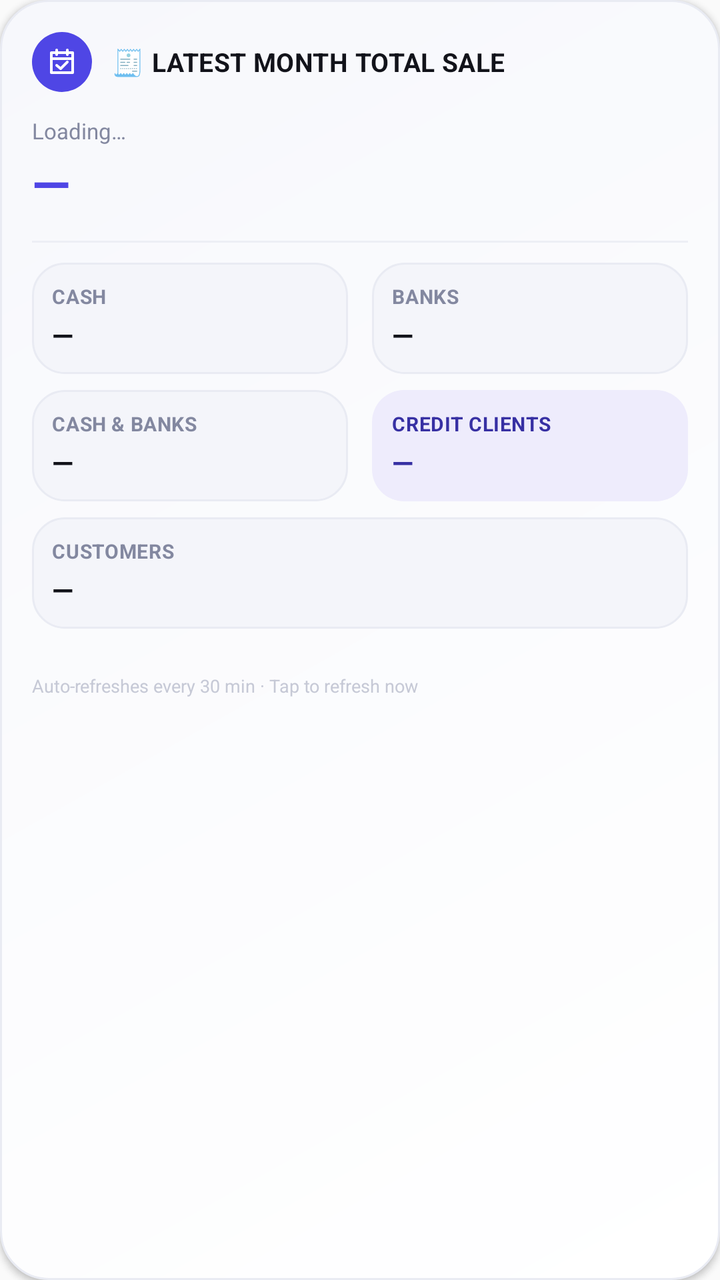
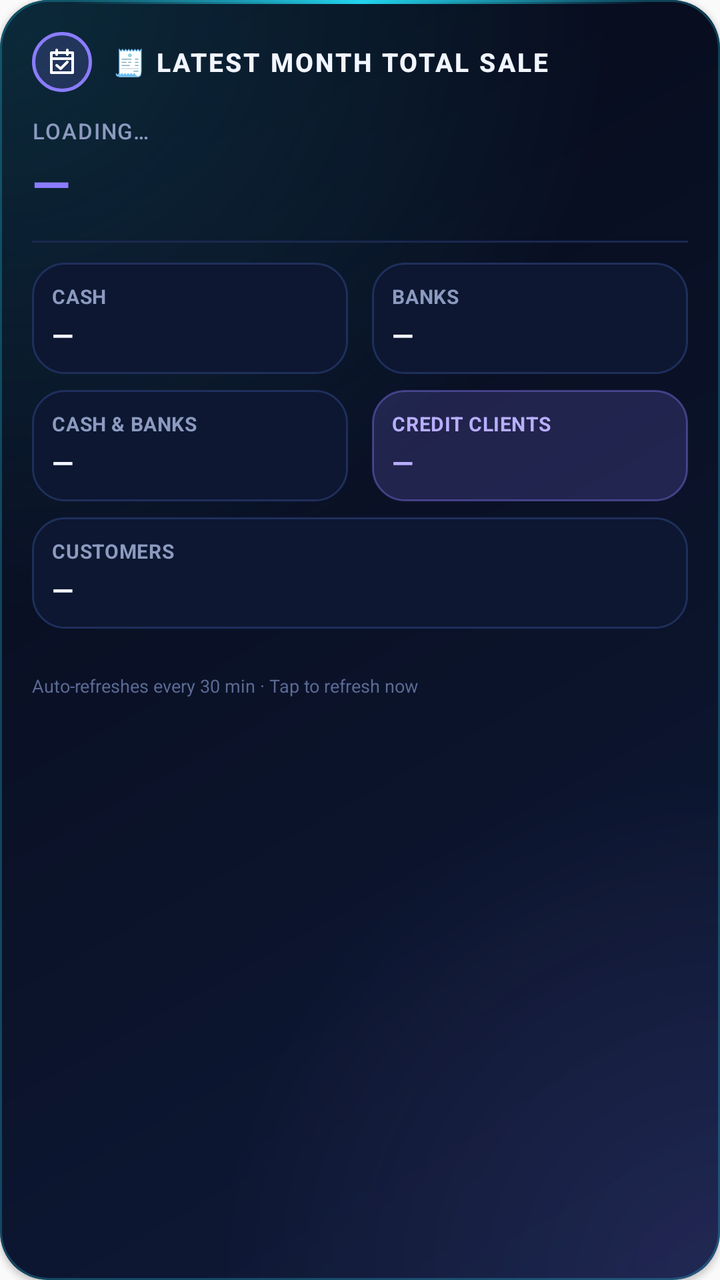

Two renders of the same Android screen: before a commit and after it. Below are the layout's source before the change and the commit's diff.
<!-- AndroidManifest.xml: application theme Theme.AppCompat.Light.NoActionBar -->
<!-- res/layout/widget_month_sale.xml -->
<?xml version="1.0" encoding="utf-8"?>
<LinearLayout xmlns:android="http://schemas.android.com/apk/res/android"
    android:layout_width="match_parent"
    android:layout_height="match_parent"
    android:orientation="vertical"
    android:background="@drawable/widget_background"
    android:padding="16dp"
    android:elevation="2dp"
    android:id="@+id/month_sale_widget_root">

    <LinearLayout
        android:layout_width="match_parent"
        android:layout_height="wrap_content"
        android:orientation="horizontal"
        android:gravity="center_vertical">
        <FrameLayout
            android:layout_width="30dp"
            android:layout_height="30dp"
            android:background="@drawable/badge_circle_sales">
            <ImageView android:layout_width="16dp" android:layout_height="16dp"
                android:layout_gravity="center" android:src="@drawable/ic_calendar_check" />
        </FrameLayout>
        <TextView
            android:layout_width="0dp"
            android:layout_height="wrap_content"
            android:layout_weight="1"
            android:layout_marginStart="10dp"
            android:text="@string/month_sale_widget_title"
            android:textColor="@color/ink_900"
            android:textStyle="bold"
            android:textSize="13sp"
            android:letterSpacing="0.01" />
    </LinearLayout>

    <TextView
        android:id="@+id/month_sale_label"
        android:layout_width="match_parent"
        android:layout_height="wrap_content"
        android:layout_marginTop="12dp"
        android:text="@string/month_sale_widget_loading"
        android:textColor="@color/ink_500"
        android:textSize="11sp" />

    <TextView
        android:id="@+id/month_sale_total"
        android:layout_width="match_parent"
        android:layout_height="wrap_content"
        android:layout_marginTop="2dp"
        android:text="—"
        android:textColor="@color/accent_sales"
        android:textStyle="bold"
        android:textSize="25sp" />

    <TextView
        android:layout_width="match_parent"
        android:layout_height="1dp"
        android:layout_marginTop="12dp"
        android:layout_marginBottom="10dp"
        android:background="@color/hairline" />

    
    <LinearLayout
        android:layout_width="match_parent"
        android:layout_height="wrap_content"
        android:orientation="horizontal">

        <LinearLayout
            android:layout_width="0dp"
            android:layout_height="wrap_content"
            android:layout_weight="1"
            android:layout_marginEnd="6dp"
            android:orientation="vertical"
            android:background="@drawable/widget_grid_background"
            android:padding="10dp">
            <TextView
                android:layout_width="match_parent"
                android:layout_height="wrap_content"
                android:text="@string/month_sale_label_cash"
                android:textColor="@color/ink_500"
                android:textStyle="bold"
                android:textSize="10sp"
                android:letterSpacing="0.02" />
            <TextView
                android:id="@+id/month_sale_cash_value"
                android:layout_width="match_parent"
                android:layout_height="wrap_content"
                android:layout_marginTop="3dp"
                android:text="—"
                android:textColor="@color/ink_900"
                android:textStyle="bold"
                android:textSize="14sp" />
        </LinearLayout>

        <LinearLayout
            android:layout_width="0dp"
            android:layout_height="wrap_content"
            android:layout_weight="1"
            android:layout_marginStart="6dp"
            android:orientation="vertical"
            android:background="@drawable/widget_grid_background"
            android:padding="10dp">
            <TextView
                android:layout_width="match_parent"
                android:layout_height="wrap_content"
                android:text="@string/month_sale_label_banks"
                android:textColor="@color/ink_500"
                android:textStyle="bold"
                android:textSize="10sp"
                android:letterSpacing="0.02" />
            <TextView
                android:id="@+id/month_sale_banks_value"
                android:layout_width="match_parent"
                android:layout_height="wrap_content"
                android:layout_marginTop="3dp"
                android:text="—"
                android:textColor="@color/ink_900"
                android:textStyle="bold"
                android:textSize="14sp" />
        </LinearLayout>
    </LinearLayout>

    
    <LinearLayout
        android:layout_width="match_parent"
        android:layout_height="wrap_content"
        android:layout_marginTop="8dp"
        android:orientation="horizontal">

        <LinearLayout
            android:layout_width="0dp"
            android:layout_height="wrap_content"
            android:layout_weight="1"
            android:layout_marginEnd="6dp"
            android:orientation="vertical"
            android:background="@drawable/widget_grid_background"
            android:padding="10dp">
            <TextView
                android:layout_width="match_parent"
                android:layout_height="wrap_content"
                android:text="@string/month_sale_label_cashbanks"
                android:textColor="@color/ink_500"
                android:textStyle="bold"
                android:textSize="10sp"
                android:letterSpacing="0.02" />
            <TextView
                android:id="@+id/month_sale_cashbanks_value"
                android:layout_width="match_parent"
                android:layout_height="wrap_content"
                android:layout_marginTop="3dp"
                android:text="—"
                android:textColor="@color/ink_900"
                android:textStyle="bold"
                android:textSize="14sp" />
        </LinearLayout>

        <LinearLayout
            android:layout_width="0dp"
            android:layout_height="wrap_content"
            android:layout_weight="1"
            android:layout_marginStart="6dp"
            android:orientation="vertical"
            android:background="@drawable/tile_sales_soft"
            android:padding="10dp">
            <TextView
                android:layout_width="match_parent"
                android:layout_height="wrap_content"
                android:text="@string/month_sale_label_credit"
                android:textColor="@color/accent_sales_dark"
                android:textStyle="bold"
                android:textSize="10sp"
                android:letterSpacing="0.02" />
            <TextView
                android:id="@+id/month_sale_credit_value"
                android:layout_width="match_parent"
                android:layout_height="wrap_content"
                android:layout_marginTop="3dp"
                android:text="—"
                android:textColor="@color/accent_sales_dark"
                android:textStyle="bold"
                android:textSize="14sp" />
        </LinearLayout>
    </LinearLayout>

    
    <LinearLayout
        android:layout_width="match_parent"
        android:layout_height="wrap_content"
        android:layout_marginTop="8dp"
        android:orientation="vertical"
        android:background="@drawable/widget_grid_background"
        android:padding="10dp">
        <TextView
            android:layout_width="match_parent"
            android:layout_height="wrap_content"
            android:text="@string/month_sale_label_customers"
            android:textColor="@color/ink_500"
            android:textStyle="bold"
            android:textSize="10sp"
            android:letterSpacing="0.02" />
        <TextView
            android:id="@+id/month_sale_customers_value"
            android:layout_width="match_parent"
            android:layout_height="wrap_content"
            android:layout_marginTop="3dp"
            android:text="—"
            android:textColor="@color/ink_900"
            android:textStyle="bold"
            android:textSize="14sp" />
    </LinearLayout>

    <TextView
        android:id="@+id/month_sale_synced_at"
        android:layout_width="match_parent"
        android:layout_height="wrap_content"
        android:layout_marginTop="8dp"
        android:text=""
        android:textColor="@color/ink_400"
        android:textSize="9sp" />

    <TextView
        android:layout_width="match_parent"
        android:layout_height="wrap_content"
        android:layout_marginTop="2dp"
        android:text="@string/month_sale_widget_footer"
        android:textColor="@color/ink_300"
        android:textSize="9sp" />

</LinearLayout>
<!-- resources referenced by this layout -->
<resources>
  <color name="accent_sales">#4F46E5</color>
  <color name="accent_sales_dark">#3730A3</color>
  <color name="hairline">#EDEFF5</color>
  <color name="ink_300">#C6C9D6</color>
  <color name="ink_400">#A6AABD</color>
  <color name="ink_500">#8388A0</color>
  <color name="ink_900">#12131A</color>
  <!-- drawable badge_circle_sales (drawable) -->
  <?xml version="1.0" encoding="utf-8"?>
  <shape xmlns:android="http://schemas.android.com/apk/res/android" android:shape="oval">
      <solid android:color="@color/accent_sales" />
  </shape>
  <!-- drawable tile_sales_soft (drawable) -->
  <?xml version="1.0" encoding="utf-8"?>
  <shape xmlns:android="http://schemas.android.com/apk/res/android" android:shape="rectangle">
      <corners android:radius="16dp" />
      <solid android:color="@color/accent_sales_soft" />
  </shape>
  <!-- drawable widget_background (drawable) -->
  <?xml version="1.0" encoding="utf-8"?>
  <shape xmlns:android="http://schemas.android.com/apk/res/android"
      android:shape="rectangle">
      <corners android:radius="24dp" />
      <gradient
          android:angle="135"
          android:startColor="@color/surface_card_top"
          android:endColor="@color/surface_card_bottom"
          android:type="linear" />
      <stroke android:width="1dp" android:color="@color/surface_inset_border" />
  </shape>
  <!-- drawable widget_grid_background (drawable) -->
  <?xml version="1.0" encoding="utf-8"?>
  <shape xmlns:android="http://schemas.android.com/apk/res/android"
      android:shape="rectangle">
      <corners android:radius="16dp" />
      <solid android:color="@color/surface_inset" />
      <stroke android:width="1dp" android:color="@color/surface_inset_border" />
  </shape>
  <string name="month_sale_label_banks">BANKS</string>
  <string name="month_sale_label_cash">CASH</string>
  <string name="month_sale_label_cashbanks">CASH &amp; BANKS</string>
  <string name="month_sale_label_credit">CREDIT CLIENTS</string>
  <string name="month_sale_label_customers">CUSTOMERS</string>
  <string name="month_sale_widget_loading">Loading…</string>
  <color name="accent_sales_soft">#EEECFC</color>
  <color name="surface_card_top">#FFFFFF</color>
  <color name="surface_card_bottom">#F7F8FC</color>
  <color name="surface_inset_border">#E9EBF3</color>
  <color name="surface_inset">#F4F5FA</color>
  <!-- unchanged entries left out for length: 3 -->
</resources>

<!-- the commit's change to res/layout/widget_month_sale.xml (unified diff, before → after) -->
@@ -29,7 +29,7 @@
             android:textColor="@color/ink_900"
             android:textStyle="bold"
             android:textSize="13sp"
-            android:letterSpacing="0.01" />
+            android:textAllCaps="true" android:letterSpacing="0.08" android:fontFamily="sans-serif-medium" />
     </LinearLayout>
 
     <TextView
@@ -39,7 +39,7 @@
         android:layout_marginTop="12dp"
         android:text="@string/month_sale_widget_loading"
         android:textColor="@color/ink_500"
-        android:textSize="11sp" />
+        android:textSize="11sp" android:textAllCaps="true" android:letterSpacing="0.06" android:fontFamily="sans-serif-medium" />
 
     <TextView
         android:id="@+id/month_sale_total"
<!-- resource entries referenced after the edit -->
@@ -1,39 +1,45 @@
 <!-- resources referenced by this layout -->
 <resources>
-  <color name="accent_sales">#4F46E5</color>
-  <color name="accent_sales_dark">#3730A3</color>
-  <color name="hairline">#EDEFF5</color>
-  <color name="ink_300">#C6C9D6</color>
-  <color name="ink_400">#A6AABD</color>
-  <color name="ink_500">#8388A0</color>
-  <color name="ink_900">#12131A</color>
+  <color name="accent_sales">#FF8B7CFF</color>
+  <color name="accent_sales_dark">#FFB9AEFF</color>
+  <color name="hairline">#FF1A2850</color>
+  <color name="ink_300">#FF5B6A94</color>
+  <color name="ink_400">#FF7585AE</color>
+  <color name="ink_500">#FF8C9AC0</color>
+  <color name="ink_900">#FFF2F6FF</color>
   <!-- drawable badge_circle_sales (drawable) -->
   <?xml version="1.0" encoding="utf-8"?>
   <shape xmlns:android="http://schemas.android.com/apk/res/android" android:shape="oval">
-      <solid android:color="@color/accent_sales" />
+      <solid android:color="@color/accent_sales_soft" />
+      <stroke android:width="1.5dp" android:color="@color/accent_sales" />
   </shape>
   <!-- drawable tile_sales_soft (drawable) -->
   <?xml version="1.0" encoding="utf-8"?>
   <shape xmlns:android="http://schemas.android.com/apk/res/android" android:shape="rectangle">
       <corners android:radius="16dp" />
       <solid android:color="@color/accent_sales_soft" />
+      <stroke android:width="1dp" android:color="@color/accent_sales_edge" />
   </shape>
   <!-- drawable widget_background (drawable) -->
   <?xml version="1.0" encoding="utf-8"?>
-  <shape xmlns:android="http://schemas.android.com/apk/res/android"
-      android:shape="rectangle">
-      <corners android:radius="24dp" />
-      <gradient
-          android:angle="135"
-          android:startColor="@color/surface_card_top"
-          android:endColor="@color/surface_card_bottom"
-          android:type="linear" />
-      <stroke android:width="1dp" android:color="@color/surface_inset_border" />
-  </shape>
+  <layer-list xmlns:android="http://schemas.android.com/apk/res/android">
+      <item><shape android:shape="rectangle"><corners android:radius="24dp" />
+          <gradient android:angle="135" android:startColor="@color/surface_card_top" android:endColor="@color/surface_card_bottom" android:type="linear" /></shape></item>
+      <item><shape android:shape="rectangle"><corners android:radius="24dp" />
+          <gradient android:type="radial" android:gradientRadius="85%p" android:centerX="0.0" android:centerY="0.0"
+              android:startColor="@color/glow_cyan_start" android:endColor="@color/glow_cyan_end" /></shape></item>
+      <item><shape android:shape="rectangle"><corners android:radius="24dp" />
+          <gradient android:type="radial" android:gradientRadius="70%p" android:centerX="1.0" android:centerY="1.0"
+              android:startColor="@color/glow_violet_start" android:endColor="@color/glow_violet_end" /></shape></item>
+      <item><shape android:shape="rectangle"><corners android:radius="24dp" />
+          <stroke android:width="1dp" android:color="@color/neon_border" /></shape></item>
+      <item android:gravity="top" android:height="2dp" android:left="36dp" android:right="36dp">
+          <shape android:shape="rectangle"><corners android:radius="1dp" />
+              <gradient android:angle="0" android:startColor="@color/edge_fade_start" android:centerColor="@color/neon_cyan" android:endColor="@color/edge_fade_end" /></shape></item>
+  </layer-list>
   <!-- drawable widget_grid_background (drawable) -->
   <?xml version="1.0" encoding="utf-8"?>
-  <shape xmlns:android="http://schemas.android.com/apk/res/android"
-      android:shape="rectangle">
+  <shape xmlns:android="http://schemas.android.com/apk/res/android" android:shape="rectangle">
       <corners android:radius="16dp" />
       <solid android:color="@color/surface_inset" />
       <stroke android:width="1dp" android:color="@color/surface_inset_border" />
@@ -44,11 +50,20 @@
   <string name="month_sale_label_credit">CREDIT CLIENTS</string>
   <string name="month_sale_label_customers">CUSTOMERS</string>
   <string name="month_sale_widget_loading">Loading…</string>
-  <color name="accent_sales_soft">#EEECFC</color>
-  <color name="surface_card_top">#FFFFFF</color>
-  <color name="surface_card_bottom">#F7F8FC</color>
-  <color name="surface_inset_border">#E9EBF3</color>
-  <color name="surface_inset">#F4F5FA</color>
+  <color name="accent_sales_soft">#2E8B7CFF</color>
+  <color name="accent_sales_edge">#668B7CFF</color>
+  <color name="surface_card_top">#FF0F1A38</color>
+  <color name="surface_card_bottom">#FF060A18</color>
+  <color name="glow_cyan_start">#2822D3EE</color>
+  <color name="glow_cyan_end">#0022D3EE</color>
+  <color name="glow_violet_start">#248B7CFF</color>
+  <color name="glow_violet_end">#008B7CFF</color>
+  <color name="neon_border">#4422D3EE</color>
+  <color name="edge_fade_start">#0022D3EE</color>
+  <color name="neon_cyan">#FF22D3EE</color>
+  <color name="edge_fade_end">#008B7CFF</color>
+  <color name="surface_inset_border">#FF1F2F5C</color>
+  <color name="surface_inset">#FF0D1731</color>
   <!-- unchanged entries left out for length: 3 -->
 </resources>
 
